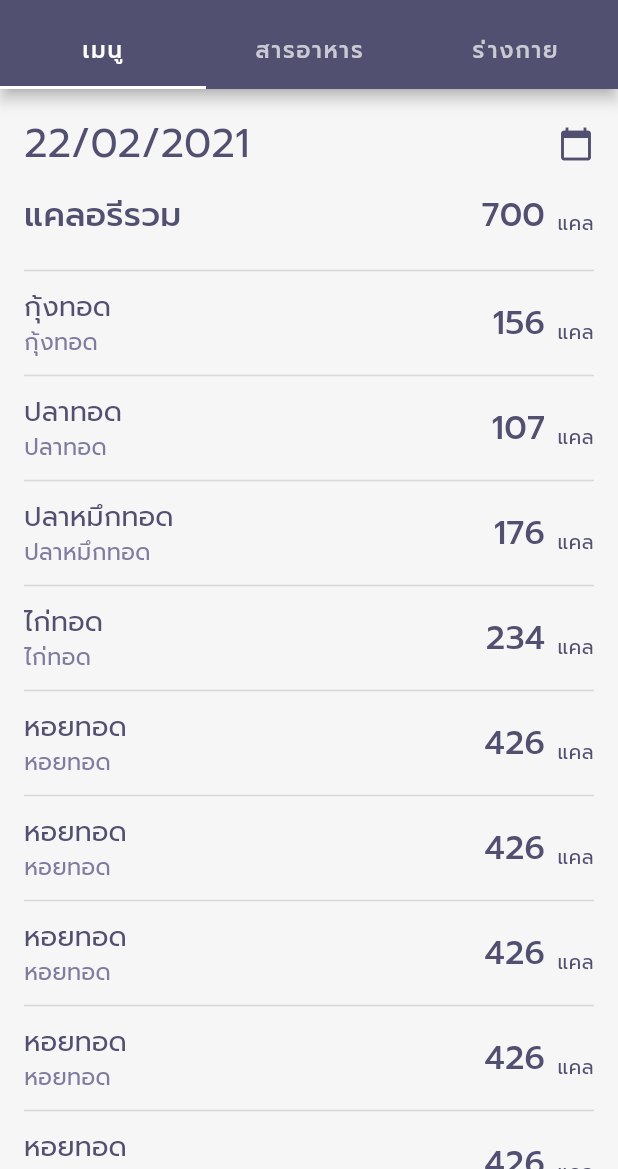
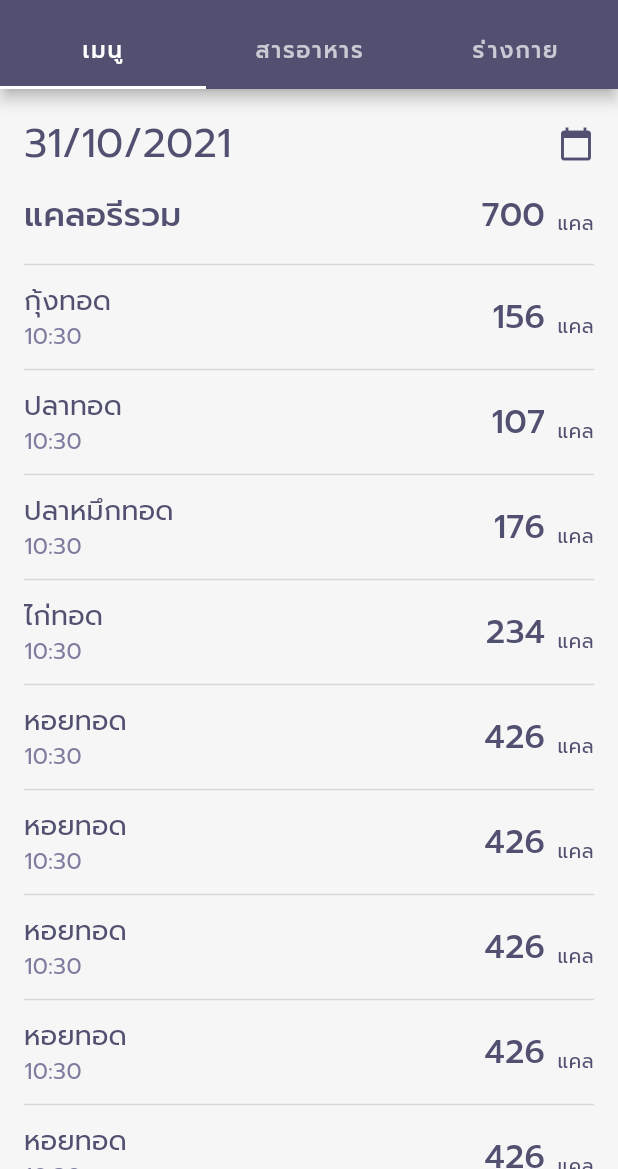
Before and after one commit to kumaru09/foodandbody, a Flutter app: the History screen opened directly, on a phone screen of 412 x 824 dp, the part 67-1236 px from its top. Run offline on Flutter 3.47's test engine with Material 2 defaults, Android fonts, the phone set to English and light mode, and no system bars; our stand-ins replace bloc, bloc_concurrency, cloud_firestore, equatable, firebase_auth, firebase_core and 7 more; missing offline and left inert: flow_builder, flutter_facebook_auth, pedantic; accounts and stored records are empty.

Commit message:
History menu add date TimeStamp and add empty case

```diff
--- a/lib/models/history_menu.dart
+++ b/lib/models/history_menu.dart
@@ -1,8 +1,12 @@
+import 'package:cloud_firestore/cloud_firestore.dart';
+
 class HistoryMenuItem {
   const HistoryMenuItem({
     required this.name,
+    required this.date,
     required this.calory,
   });
   final String name;
+  final Timestamp date;
   final int calory;
 }
--- a/lib/screens/history/history.dart
+++ b/lib/screens/history/history.dart
@@ -9,7 +9,7 @@ class History extends StatelessWidget {
   DateTime startDate = DateTime(2020, 11, 11);
   DateTime stopDate = DateTime(2021, 12, 22);
 
-  List<int> data = [
+  List<int> graphData = [
     1500,
     2000,
     1600,
@@ -55,8 +55,8 @@ class History extends StatelessWidget {
         body: TabBarView(
           children: [
             //isEmpty?
-            HistoryMenu(),
-            data.isEmpty
+            HistoryMenu(startDate: startDate),
+            graphData.isEmpty
                 ? Center(
                     child: Text(
                     'ไม่มีประวัติสารอาหารในขณะนี้',
@@ -65,7 +65,7 @@ class History extends StatelessWidget {
                             color: Theme.of(context).colorScheme.secondary)),
                   ))
                 : HistoryNutrient(
-                    data: data, startDate: startDate, stopDate: stopDate),
+                    data: graphData, startDate: startDate, stopDate: stopDate),
             Center(child: Text('BIRDS')),
           ],
         ),
--- a/lib/screens/history/tab/history_menu.dart
+++ b/lib/screens/history/tab/history_menu.dart
@@ -1,3 +1,4 @@
+import 'package:cloud_firestore/cloud_firestore.dart';
 import 'package:flutter/material.dart';
 import 'package:foodandbody/models/history_menu.dart';
 
@@ -17,34 +18,33 @@ const ColorScheme _calendarColorScheme = ColorScheme(
   brightness: Brightness.light,
 );
 
+DateTime dateToday = DateTime.now();
+
 class HistoryMenu extends StatelessWidget {
-  HistoryMenu({Key? key}) : super(key: key);
+  HistoryMenu({Key? key, required this.startDate}) : super(key: key);
 
-  DateTime dateToday =
-      DateTime(DateTime.now().year, DateTime.now().month, DateTime.now().day);
+  final DateTime startDate;
 
-  List<HistoryMenuItem> getMenuHistory() {
-    return [
-      HistoryMenuItem(name: 'กุ้งทอด', calory: 156),
-      HistoryMenuItem(name: 'ปลาทอด', calory: 107),
-      HistoryMenuItem(name: 'ปลาหมึกทอด', calory: 176),
-      HistoryMenuItem(name: 'ไก่ทอด', calory: 234),
-      HistoryMenuItem(name: 'หอยทอด', calory: 426),
-      HistoryMenuItem(name: 'หอยทอด', calory: 426),
-      HistoryMenuItem(name: 'หอยทอด', calory: 426),
-      HistoryMenuItem(name: 'หอยทอด', calory: 426),
-      HistoryMenuItem(name: 'หอยทอด', calory: 426),
-      HistoryMenuItem(name: 'หอยทอด', calory: 426),
-      HistoryMenuItem(name: 'หอยทอด', calory: 426),
-      HistoryMenuItem(name: 'หอยทอดสุดท้าย', calory: 426),
+  List<HistoryMenuItem> items = [
+    HistoryMenuItem(name: 'กุ้งทอด', calory: 156, date: Timestamp.fromDate(dateToday)),
+    HistoryMenuItem(name: 'ปลาทอด', calory: 107, date: Timestamp.fromDate(dateToday)),
+    HistoryMenuItem(name: 'ปลาหมึกทอด', calory: 176, date: Timestamp.fromDate(dateToday)),
+    HistoryMenuItem(name: 'ไก่ทอด', calory: 234, date: Timestamp.fromDate(dateToday)),
+    HistoryMenuItem(name: 'หอยทอด', calory: 426, date: Timestamp.fromDate(dateToday)),
+    HistoryMenuItem(name: 'หอยทอด', calory: 426, date: Timestamp.fromDate(dateToday)),
+    HistoryMenuItem(name: 'หอยทอด', calory: 426, date: Timestamp.fromDate(dateToday)),
+    HistoryMenuItem(name: 'หอยทอด', calory: 426, date: Timestamp.fromDate(dateToday)),
+    HistoryMenuItem(name: 'หอยทอด', calory: 426, date: Timestamp.fromDate(dateToday)),
+    HistoryMenuItem(name: 'หอยทอด', calory: 426, date: Timestamp.fromDate(dateToday)),
+    HistoryMenuItem(name: 'หอยทอด', calory: 426, date: Timestamp.fromDate(dateToday)),
+    HistoryMenuItem(name: 'หอยทอดสุดท้าย', calory: 426, date: Timestamp.fromDate(dateToday)),
   ];
-  }
 
   _selectDate(BuildContext context) async {
     final selected = await showDatePicker(
       context: context,
-      initialDate: dateToday,
-      firstDate: DateTime(2020),
+      initialDate: dateToday, //get from bloc
+      firstDate: startDate,
       lastDate: dateToday,
       helpText: 'เลือกวัน',
       cancelText: 'ยกเลิก',
@@ -64,23 +64,23 @@ class HistoryMenu extends StatelessWidget {
         );
       },
     );
-    if (selected != null) print(selected);
+    if (selected != null) print(selected); //call bloc
   }
 
   @override
   Widget build(BuildContext context) {
-    List<HistoryMenuItem> items = getMenuHistory();
     return SafeArea(
       child: SingleChildScrollView(
         child: Padding(
           padding: EdgeInsets.all(16),
           child: Column(
+            crossAxisAlignment: CrossAxisAlignment.center,
             children: [
               Row(
                 children: [
                   Expanded(
                     child: Text(
-                      '22/02/2021',
+                      '${items[0].date.toDate().day}/${items[0].date.toDate().month}/${items[0].date.toDate().year}',
                       style: Theme.of(context).textTheme.headline5!.merge(
                           TextStyle(
                               color: Theme.of(context).colorScheme.secondary)),
@@ -98,7 +98,7 @@ class HistoryMenu extends StatelessWidget {
                 ],
               ),
               Padding(
-                padding: EdgeInsets.only(top: 10, bottom: 20),
+                padding: EdgeInsets.only(top: 10, bottom: 16),
                 child: Row(
                   crossAxisAlignment: CrossAxisAlignment.end,
                   children: [
@@ -130,7 +130,17 @@ class HistoryMenu extends StatelessWidget {
                 height: 2,
                 thickness: 1,
               ),
-              ListView.builder(
+              items.isEmpty
+                  ? Padding(
+                      padding: EdgeInsets.symmetric(vertical: 16),
+                      child: Text(
+                        'ไม่มีประวัติเมนู',
+                        style: Theme.of(context).textTheme.subtitle1!.merge(
+                            TextStyle(
+                                color:
+                                    Theme.of(context).colorScheme.secondary)),
+                      ))
+                  : ListView.builder(
                       itemCount: items.length,
                       scrollDirection: Axis.vertical,
                       shrinkWrap: true,
@@ -171,7 +181,7 @@ class HistoryMenuDaily extends StatelessWidget {
                             TextStyle(
                                 color:
                                     Theme.of(context).colorScheme.secondary))),
-                    Text('${item.name}',
+                    Text('${item.date.toDate().hour}:${item.date.toDate().minute}',
                         style: Theme.of(context).textTheme.bodyText2!.merge(
                             TextStyle(
                                 color: Theme.of(context)
```
Lines whose indentation alone changed are shown as unchanged.
